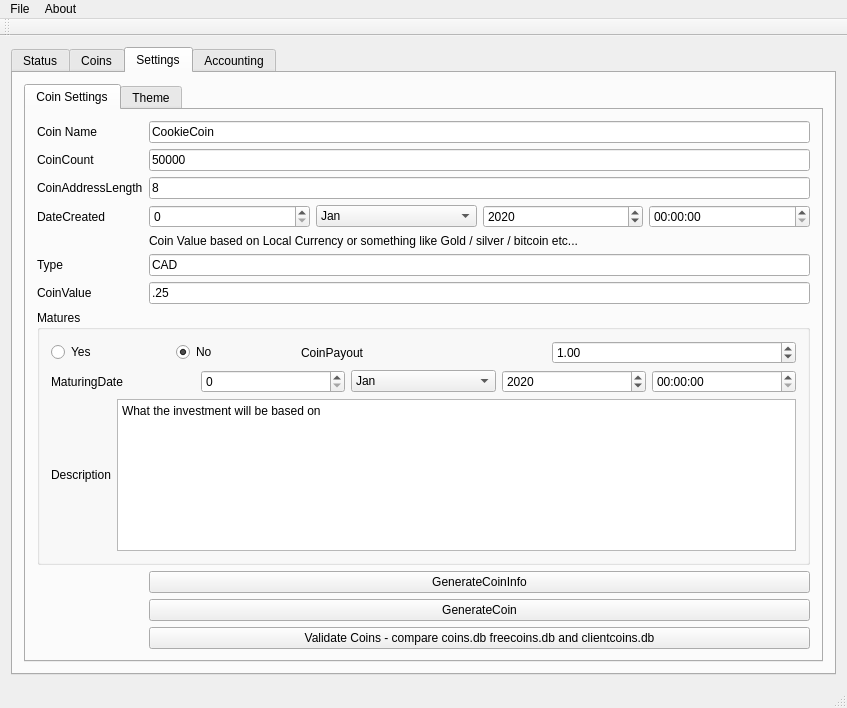
netpipe/EcoCoin, file qtCoin/mainwindow.ui: the form before one commit.
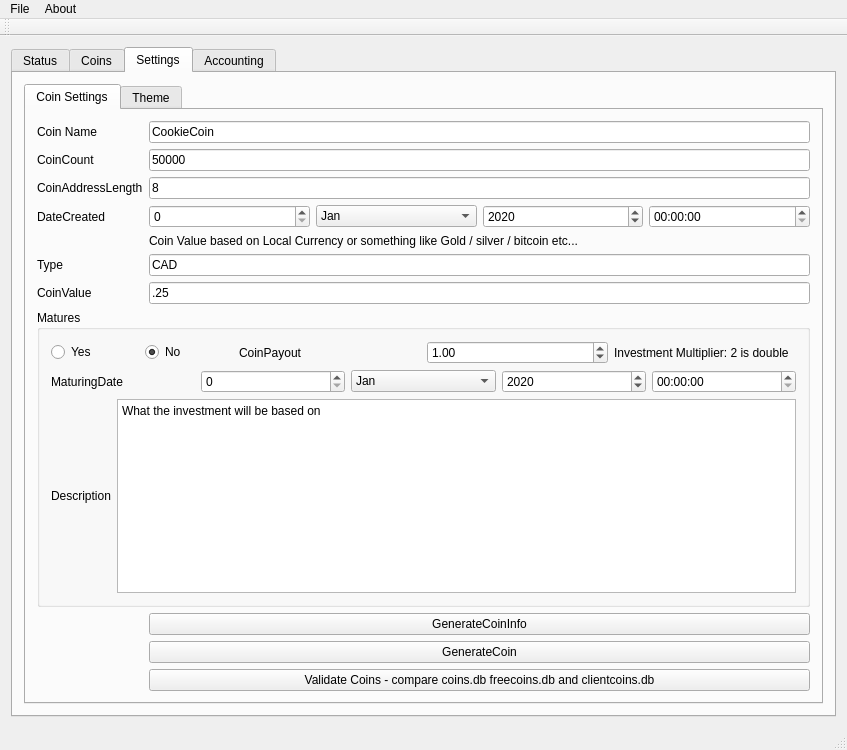
The form after the commit.

Diff of the .ui file:
```diff
--- a/qtCoin/mainwindow.ui
+++ b/qtCoin/mainwindow.ui
@@ -7,7 +7,7 @@
     <x>0</x>
     <y>0</y>
     <width>847</width>
-    <height>708</height>
+    <height>750</height>
    </rect>
   </property>
   <property name="windowTitle">
@@ -322,6 +322,13 @@
                    </property>
                   </widget>
                  </item>
+                 <item>
+                  <widget class="QLabel" name="label_20">
+                   <property name="text">
+                    <string>Investment Multiplier: 2 is double</string>
+                   </property>
+                  </widget>
+                 </item>
                 </layout>
                </item>
                <item row="5" column="1">
```
